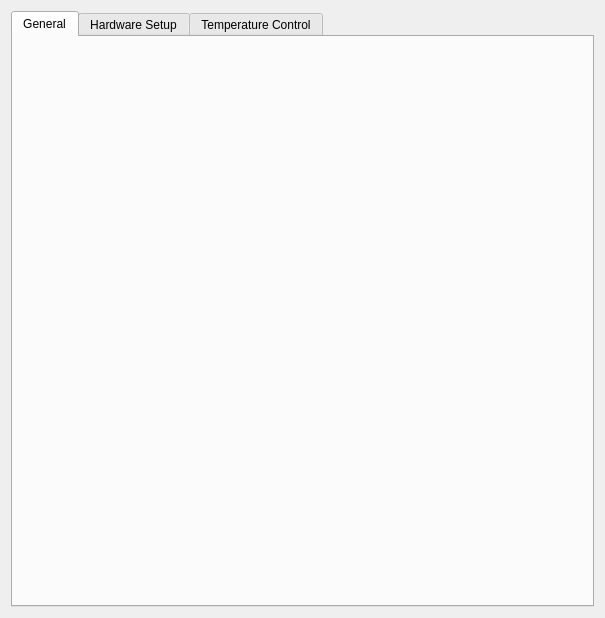
First picture: the form in configurations/preferences_global.ui, repository Cryostat-GUI/Cryostat-GUI, before the edit.
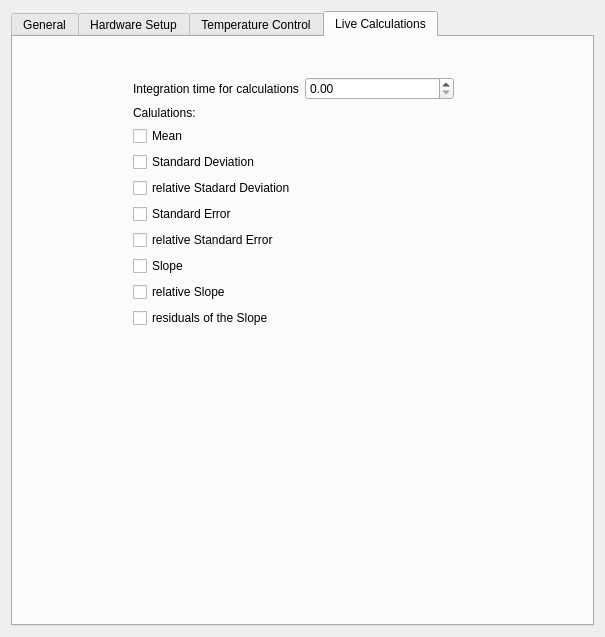
Second picture: the form after the edit. The open tabs and pages were chosen to show the change.

Diff of the .ui file:
```diff
--- a/configurations/preferences_global.ui
+++ b/configurations/preferences_global.ui
@@ -7,14 +7,14 @@
     <x>0</x>
     <y>0</y>
     <width>605</width>
-    <height>618</height>
+    <height>637</height>
    </rect>
   </property>
   <property name="windowTitle">
    <string>Preferences</string>
   </property>
   <layout class="QGridLayout" name="gridLayout">
-   <item row="0" column="0">
+   <item row="0" column="1">
     <widget class="QTabWidget" name="tabWidget">
      <property name="currentIndex">
       <number>1</number>
@@ -408,6 +408,100 @@
        <string>Temperature Control</string>
       </attribute>
      </widget>
+     <widget class="QWidget" name="tab_4">
+      <attribute name="title">
+       <string>Live Calculations</string>
+      </attribute>
+      <widget class="QWidget" name="gridLayoutWidget">
+       <property name="geometry">
+        <rect>
+         <x>120</x>
+         <y>40</y>
+         <width>321</width>
+         <height>251</height>
+        </rect>
+       </property>
+       <layout class="QGridLayout" name="gridLayout_3">
+        <item row="2" column="0">
+         <widget class="QCheckBox" name="checkLive_mean">
+          <property name="text">
+           <string>Mean</string>
+          </property>
+         </widget>
+        </item>
+        <item row="1" column="0">
+         <widget class="QLabel" name="label_7">
+          <property name="text">
+           <string>Calulations:</string>
+          </property>
+         </widget>
+        </item>
+        <item row="3" column="0">
+         <widget class="QCheckBox" name="checkLive_mean_8">
+          <property name="text">
+           <string>Standard Deviation</string>
+          </property>
+         </widget>
+        </item>
+        <item row="5" column="0">
+         <widget class="QCheckBox" name="checkLive_mean_2">
+          <property name="text">
+           <string>Standard Error</string>
+          </property>
+         </widget>
+        </item>
+        <item row="8" column="0">
+         <widget class="QCheckBox" name="checkLive_mean_5">
+          <property name="text">
+           <string>Slope</string>
+          </property>
+         </widget>
+        </item>
+        <item row="7" column="0">
+         <widget class="QCheckBox" name="checkLive_mean_4">
+          <property name="text">
+           <string>relative Standard Error</string>
+          </property>
+         </widget>
+        </item>
+        <item row="9" column="0">
+         <widget class="QCheckBox" name="checkLive_mean_6">
+          <property name="text">
+           <string>relative Slope</string>
+          </property>
+         </widget>
+        </item>
+        <item row="10" column="0">
+         <widget class="QCheckBox" name="checkLive_mean_7">
+          <property name="text">
+           <string>residuals of the Slope</string>
+          </property>
+         </widget>
+        </item>
+        <item row="0" column="0">
+         <layout class="QHBoxLayout" name="horizontalLayout">
+          <item>
+           <widget class="QLabel" name="label_6">
+            <property name="text">
+             <string>Integration time for calculations</string>
+            </property>
+           </widget>
+          </item>
+          <item>
+           <widget class="QDoubleSpinBox" name="doubleSpinBox_2"/>
+          </item>
+         </layout>
+        </item>
+        <item row="4" column="0">
+         <widget class="QCheckBox" name="checkLive_mean_3">
+          <property name="text">
+           <string>relative Stadard Deviation</string>
+          </property>
+         </widget>
+        </item>
+       </layout>
+      </widget>
+     </widget>
     </widget>
    </item>
   </layout>
```
Left out of the diff: 4 changed lines with no effect on the pictures.
